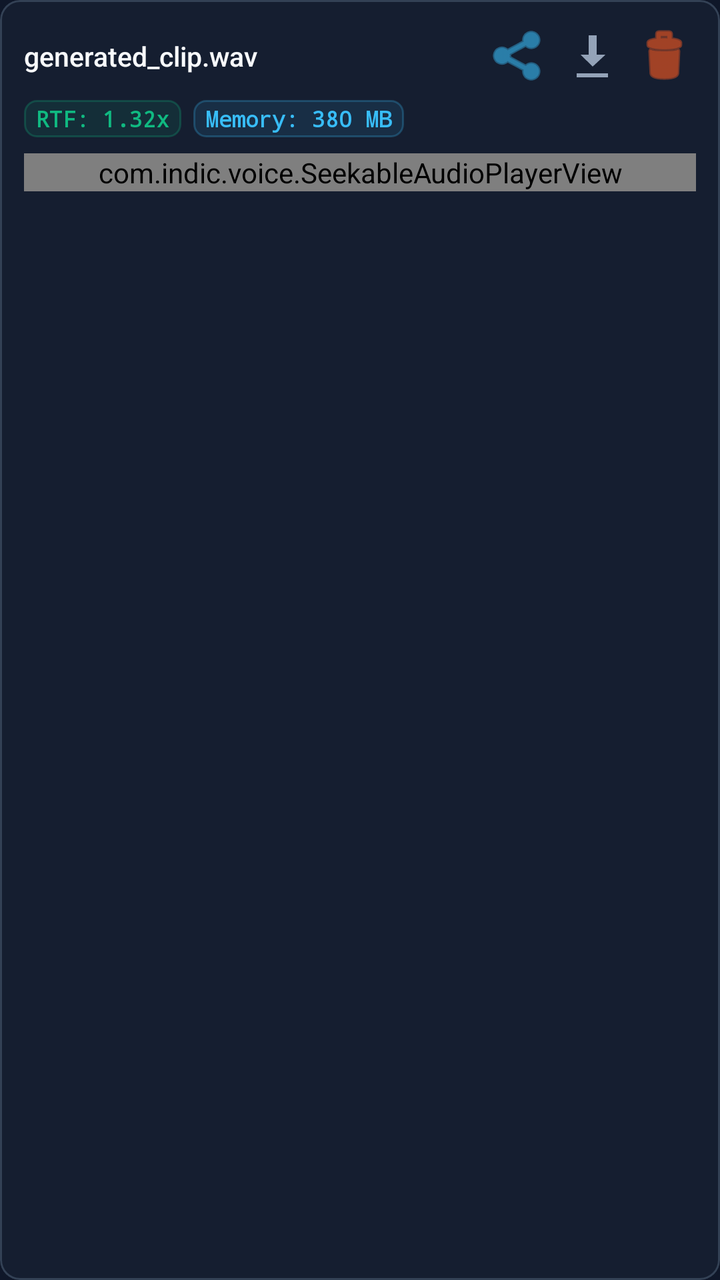
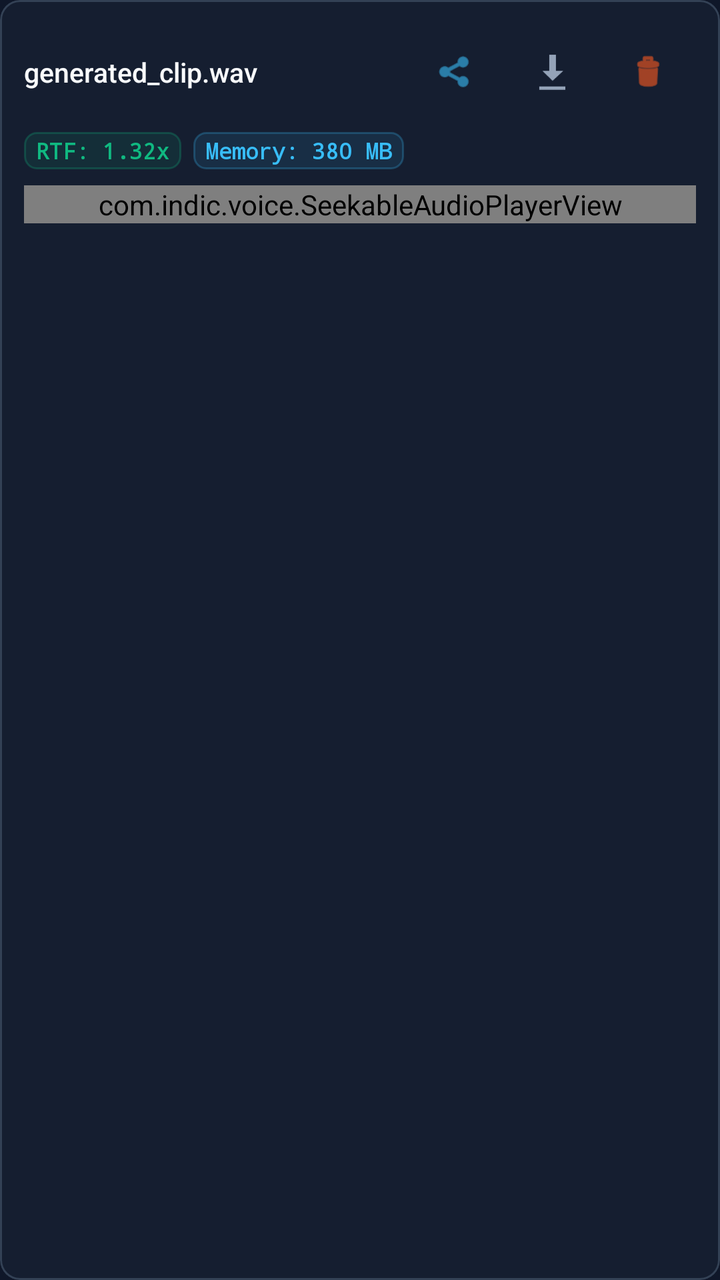

Screens rendered from an Android XML layout before and after an edit, with the pre-edit source and the edit as a unified diff.
<!-- AndroidManifest.xml: application theme Theme.IndicVoice -->
<!-- res/layout/item_history_clip.xml -->
<?xml version="1.0" encoding="utf-8"?>
<com.google.android.material.card.MaterialCardView xmlns:android="http://schemas.android.com/apk/res/android"
    xmlns:app="http://schemas.android.com/apk/res-auto"
    android:layout_width="match_parent"
    android:layout_height="wrap_content"
    android:layout_marginBottom="8dp"
    app:cardBackgroundColor="@color/surface_dark"
    app:cardCornerRadius="10dp"
    app:cardElevation="0dp"
    app:strokeColor="@color/card_stroke"
    app:strokeWidth="1dp">

    <LinearLayout
        android:layout_width="match_parent"
        android:layout_height="wrap_content"
        android:orientation="vertical"
        android:padding="12dp">

        
        <LinearLayout
            android:layout_width="match_parent"
            android:layout_height="wrap_content"
            android:gravity="center_vertical"
            android:orientation="horizontal">

            <TextView
                android:id="@+id/tvClipTitle"
                android:layout_width="0dp"
                android:layout_height="wrap_content"
                android:layout_weight="1"
                android:ellipsize="middle"
                android:fontFamily="sans-serif-medium"
                android:singleLine="true"
                android:text="generated_clip.wav"
                android:textColor="@color/text_primary"
                android:textSize="13.5sp" />

            <ImageButton
                android:id="@+id/ibShareClip"
                android:layout_width="32dp"
                android:layout_height="32dp"
                android:background="?attr/selectableItemBackgroundBorderless"
                android:contentDescription="Share audio clip"
                android:src="@android:drawable/ic_menu_share"
                app:tint="@color/secondary" />

            <ImageButton
                android:id="@+id/ibExportClip"
                android:layout_width="32dp"
                android:layout_height="32dp"
                android:layout_marginStart="4dp"
                android:background="?attr/selectableItemBackgroundBorderless"
                android:contentDescription="Export to Downloads"
                android:src="@android:drawable/stat_sys_download"
                app:tint="@color/text_secondary" />

            <ImageButton
                android:id="@+id/ibDeleteClip"
                android:layout_width="32dp"
                android:layout_height="32dp"
                android:layout_marginStart="4dp"
                android:background="?attr/selectableItemBackgroundBorderless"
                android:contentDescription="Delete clip"
                android:src="@android:drawable/ic_menu_delete"
                app:tint="@color/record_red" />
        </LinearLayout>

        
        <LinearLayout
            android:id="@+id/llClipBadges"
            android:layout_width="wrap_content"
            android:layout_height="wrap_content"
            android:layout_marginTop="6dp"
            android:layout_marginBottom="4dp"
            android:orientation="horizontal">

            <TextView
                android:id="@+id/tvClipRtf"
                android:layout_width="wrap_content"
                android:layout_height="wrap_content"
                android:background="@drawable/bg_pill_rtf"
                android:fontFamily="monospace"
                android:paddingStart="6dp"
                android:paddingTop="2dp"
                android:paddingEnd="6dp"
                android:paddingBottom="2dp"
                android:text="RTF: 1.32x"
                android:textColor="@color/accent_green"
                android:textSize="11sp"
                android:textStyle="bold" />

            <TextView
                android:id="@+id/tvClipRss"
                android:layout_width="wrap_content"
                android:layout_height="wrap_content"
                android:layout_marginStart="6dp"
                android:background="@drawable/bg_pill_rss"
                android:fontFamily="monospace"
                android:paddingStart="6dp"
                android:paddingTop="2dp"
                android:paddingEnd="6dp"
                android:paddingBottom="2dp"
                android:text="Memory: 380 MB"
                android:textColor="@color/accent_blue"
                android:textSize="11sp"
                android:textStyle="bold" />
        </LinearLayout>

        
        <com.indic.voice.SeekableAudioPlayerView
            android:id="@+id/playerClipAudio"
            android:layout_width="match_parent"
            android:layout_height="wrap_content"
            android:layout_marginTop="4dp" />

    </LinearLayout>
</com.google.android.material.card.MaterialCardView>
<!-- resources referenced by this layout -->
<resources>
  <color name="accent_blue">#38BDF8</color>
  <color name="accent_green">#10B981</color>
  <color name="card_stroke">#334155</color>
  <color name="record_red">#FF5A1F</color>
  <color name="secondary">#38BDF8</color>
  <color name="surface_dark">#151E30</color>
  <color name="text_primary">#F8FAFC</color>
  <color name="text_secondary">#94A3B8</color>
  <!-- drawable bg_pill_rss (drawable) -->
  <?xml version="1.0" encoding="utf-8"?>
  <shape xmlns:android="http://schemas.android.com/apk/res/android"
      android:shape="rectangle">
      <solid android:color="#1A38BDF8" />
      <corners android:radius="6dp" />
      <stroke
          android:width="1dp"
          android:color="#4038BDF8" />
  </shape>
  <!-- drawable bg_pill_rtf (drawable) -->
  <?xml version="1.0" encoding="utf-8"?>
  <shape xmlns:android="http://schemas.android.com/apk/res/android"
      android:shape="rectangle">
      <solid android:color="#1A10B981" />
      <corners android:radius="6dp" />
      <stroke
          android:width="1dp"
          android:color="#4010B981" />
  </shape>
  <style name="Theme.IndicVoice" parent="Theme.Material3.DayNight.NoActionBar">
          <item name="colorPrimary">@color/primary</item>
          <item name="colorPrimaryInverse">@color/primary_variant</item>
          <item name="colorSecondary">@color/secondary</item>
          <item name="android:statusBarColor">@color/background_dark</item>
          <item name="android:navigationBarColor">@color/background_dark</item>
          <item name="android:windowBackground">@color/background_dark</item>
          <item name="colorSurface">@color/card_dark</item>
          <item name="colorOnSurface">@color/text_primary</item>
          <item name="colorSurfaceVariant">@color/surface_dark</item>
          <item name="colorOnSurfaceVariant">@color/text_secondary</item>
          <item name="colorOutline">@color/card_stroke</item>
      </style>
  <color name="primary">#2563EB</color>
  <color name="primary_variant">#1D4ED8</color>
  <color name="background_dark">#0F1729</color>
  <color name="card_dark">#1E293B</color>
</resources>

<!-- the commit's change to res/layout/item_history_clip.xml (unified diff, before → after) -->
@@ -28,38 +28,30 @@
                 android:layout_width="0dp"
                 android:layout_height="wrap_content"
                 android:layout_weight="1"
-                android:ellipsize="middle"
+                android:ellipsize="end"
                 android:fontFamily="sans-serif-medium"
-                android:singleLine="true"
+                android:maxLines="2"
                 android:text="generated_clip.wav"
                 android:textColor="@color/text_primary"
                 android:textSize="13.5sp" />
 
             <ImageButton
                 android:id="@+id/ibShareClip"
-                android:layout_width="32dp"
-                android:layout_height="32dp"
-                android:background="?attr/selectableItemBackgroundBorderless"
+                style="@style/Widget.IndicVoice.IconButton"
                 android:contentDescription="Share audio clip"
                 android:src="@android:drawable/ic_menu_share"
                 app:tint="@color/secondary" />
 
             <ImageButton
                 android:id="@+id/ibExportClip"
-                android:layout_width="32dp"
-                android:layout_height="32dp"
-                android:layout_marginStart="4dp"
-                android:background="?attr/selectableItemBackgroundBorderless"
+                style="@style/Widget.IndicVoice.IconButton"
                 android:contentDescription="Export to Downloads"
                 android:src="@android:drawable/stat_sys_download"
                 app:tint="@color/text_secondary" />
 
             <ImageButton
                 android:id="@+id/ibDeleteClip"
-                android:layout_width="32dp"
-                android:layout_height="32dp"
-                android:layout_marginStart="4dp"
-                android:background="?attr/selectableItemBackgroundBorderless"
+                style="@style/Widget.IndicVoice.IconButton"
                 android:contentDescription="Delete clip"
                 android:src="@android:drawable/ic_menu_delete"
                 app:tint="@color/record_red" />
<!-- resource entries referenced after the edit -->
@@ -28,12 +28,21 @@
           android:width="1dp"
           android:color="#4010B981" />
   </shape>
+  <style name="Widget.IndicVoice.IconButton" parent="Widget.AppCompat.ImageButton">
+          <item name="android:layout_width">48dp</item>
+          <item name="android:layout_height">48dp</item>
+          <item name="android:background">?attr/selectableItemBackgroundBorderless</item>
+          <item name="android:scaleType">fitCenter</item>
+          <item name="android:padding">14dp</item>
+      </style>
   <style name="Theme.IndicVoice" parent="Theme.Material3.DayNight.NoActionBar">
           <item name="colorPrimary">@color/primary</item>
           <item name="colorPrimaryInverse">@color/primary_variant</item>
           <item name="colorSecondary">@color/secondary</item>
-          <item name="android:statusBarColor">@color/background_dark</item>
-          <item name="android:navigationBarColor">@color/background_dark</item>
+          <item name="android:statusBarColor">@android:color/transparent</item>
+          <item name="android:windowLightStatusBar">false</item>
+          <item name="android:navigationBarColor">@android:color/transparent</item>
+          <item name="android:windowLightNavigationBar">false</item>
           <item name="android:windowBackground">@color/background_dark</item>
           <item name="colorSurface">@color/card_dark</item>
           <item name="colorOnSurface">@color/text_primary</item>
